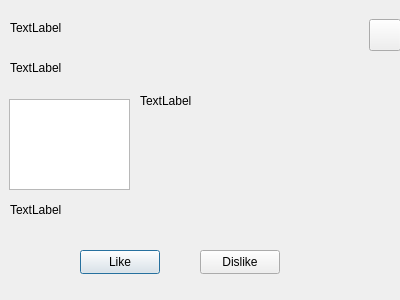
Qt form forms/third.ui (YupiSoftwarePunk/Flirt-Finder) before a commit.
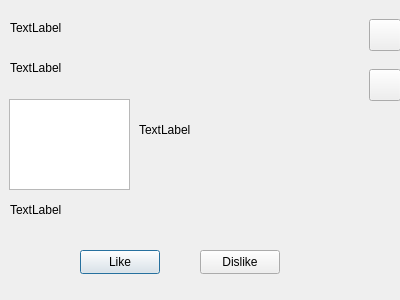
The same form after that commit. Icons and pictures are not drawn.

Commit message: a message box button has been added to the third window

The edit to the form file:
```diff
--- a/forms/third.ui
+++ b/forms/third.ui
@@ -16,19 +16,6 @@
   <property name="windowTitle">
    <string>Dialog</string>
   </property>
-  <widget class="QLabel" name="profilePhoto">
-   <property name="geometry">
-    <rect>
-     <x>140</x>
-     <y>10</y>
-     <width>221</width>
-     <height>181</height>
-    </rect>
-   </property>
-   <property name="text">
-    <string>TextLabel</string>
-   </property>
-  </widget>
   <widget class="QLabel" name="profileAge">
    <property name="geometry">
     <rect>
@@ -147,6 +134,44 @@
       </size>
      </property>
     </widget>
+    <widget class="QPushButton" name="settingsButton_2">
+     <property name="geometry">
+      <rect>
+       <x>370</x>
+       <y>70</y>
+       <width>32</width>
+       <height>32</height>
+      </rect>
+     </property>
+     <property name="toolTip">
+      <string>Ящик сообщений</string>
+     </property>
+     <property name="text">
+      <string/>
+     </property>
+     <property name="icon">
+      <iconset theme="QIcon::ThemeIcon::MailForward"/>
+     </property>
+     <property name="iconSize">
+      <size>
+       <width>32</width>
+       <height>32</height>
+      </size>
+     </property>
+    </widget>
+    <widget class="QLabel" name="profilePhoto">
+     <property name="geometry">
+      <rect>
+       <x>140</x>
+       <y>40</y>
+       <width>221</width>
+       <height>181</height>
+      </rect>
+     </property>
+     <property name="text">
+      <string>TextLabel</string>
+     </property>
+    </widget>
    </widget>
   </widget>
   <zorder>stackedWidget</zorder>
```
Left out of the diff: 5 changed lines with no effect on the pictures. The commit also changes 5 other files.
